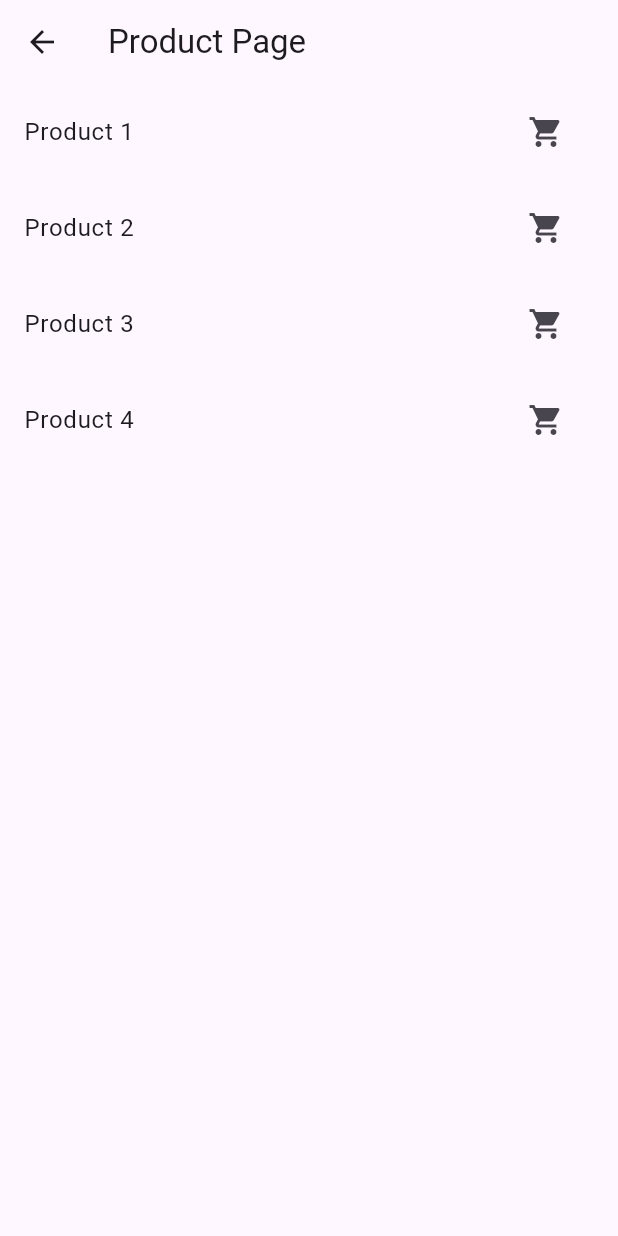
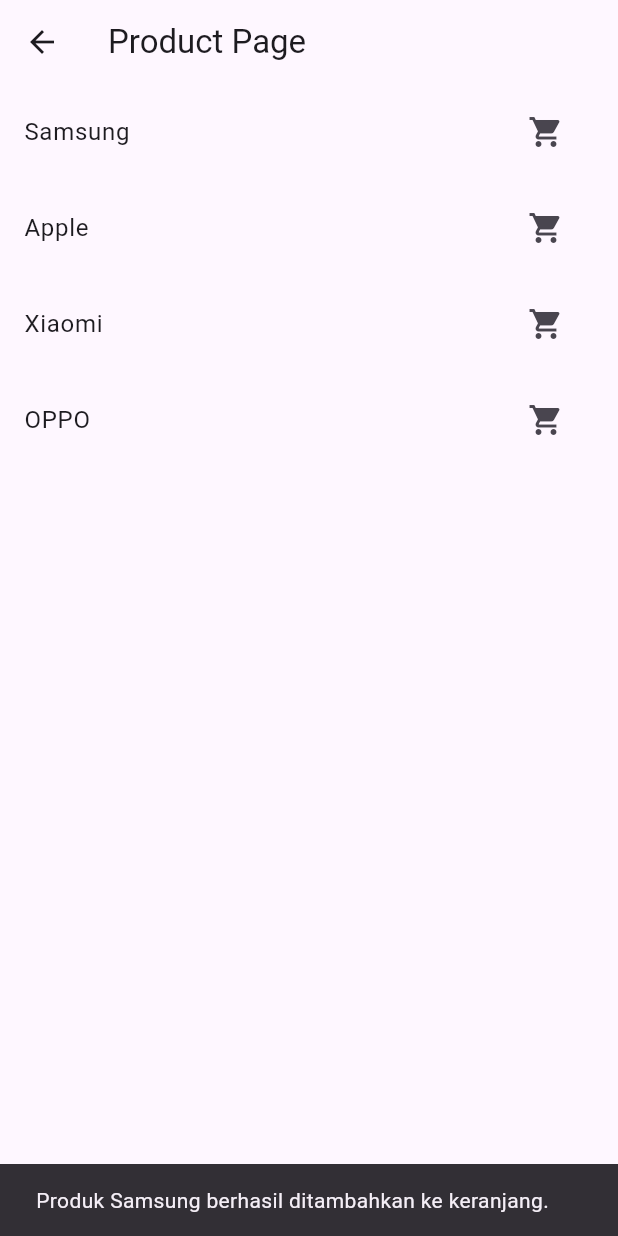
Before and after one commit to AmndanDwii/praktikum2, a Flutter app: the ProductPage screen opened by its route, after a tap on the "shopping cart" icon, on a phone screen of 412 x 824 dp. Run offline on Flutter 3.47's test engine with Material 3 defaults, Android fonts, the phone set to English and light mode, and no system bars.

Commit message:
update terbaru

```diff
--- a/lib/product_page.dart
+++ b/lib/product_page.dart
@@ -1,7 +1,7 @@
 import 'package:flutter/material.dart';
 
 class ProductPage extends StatelessWidget {
-  final List<String> products = ["Product 1", "Product 2", "Product 3", "Product 4"];
+  final List<String> products = ["Samsung", "Apple ", "Xiaomi", "OPPO"];
 
   @override
   Widget build(BuildContext context) {
@@ -28,8 +28,13 @@
                   icon: Icon(Icons.shopping_cart),
                   onPressed: () {
                     // Tambahkan logika untuk menangani penambahan produk ke keranjang
-                    // Misalnya, tampilkan dialog atau lakukan tindakan yang sesuai.
-
+                    // Misalnya, tampilkan snackbar untuk notifikasi berhasil ditambahkan.
+                    ScaffoldMessenger.of(context).showSnackBar(
+                      SnackBar(
+                        content: Text('Produk ${products[index]} berhasil ditambahkan ke keranjang.'),
+                        duration: Duration(seconds: 2), // Durasi notifikasi
+                      ),
+                    );
                   },
                 ),
               ],
```
